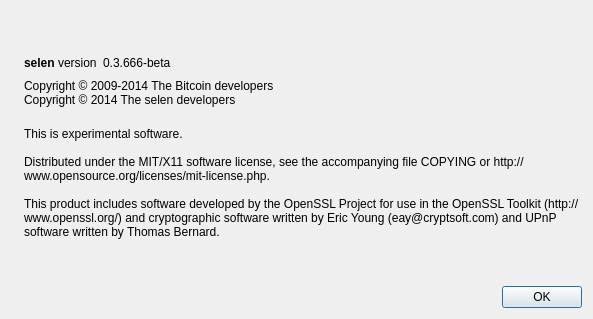
Above: src/qt/forms/aboutdialog.ui from drstas72/selencoin before the change. Below: the same form after it.
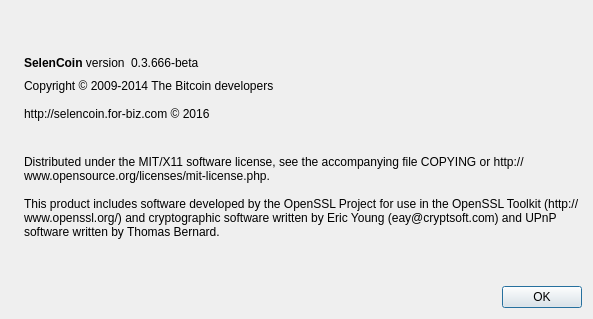
That is the form after the change. Icons and pictures are not drawn.

Commit message: Stable release

Diff of the .ui file:
```diff
--- a/src/qt/forms/aboutdialog.ui
+++ b/src/qt/forms/aboutdialog.ui
@@ -50,7 +50,7 @@
           <cursorShape>IBeamCursor</cursorShape>
          </property>
          <property name="text">
-          <string>&lt;b&gt;selen&lt;/b&gt; version</string>
+          <string>&lt;b&gt;SelenCoin&lt;/b&gt; version</string>
          </property>
          <property name="textInteractionFlags">
           <set>Qt::LinksAccessibleByMouse|Qt::TextSelectableByKeyboard|Qt::TextSelectableByMouse</set>
@@ -92,7 +92,8 @@
        </property>
        <property name="text">
         <string>Copyright © 2009-2014 The Bitcoin developers
-Copyright © 2014 The selen developers</string>
+
+http://selencoin.for-biz.com © 2016</string>
        </property>
        <property name="textInteractionFlags">
         <set>Qt::LinksAccessibleByMouse|Qt::TextSelectableByKeyboard|Qt::TextSelectableByMouse</set>
@@ -106,7 +107,6 @@
        </property>
        <property name="text">
         <string>
-This is experimental software.
 
 Distributed under the MIT/X11 software license, see the accompanying file COPYING or http://www.opensource.org/licenses/mit-license.php.
 
```
Left out of the diff: 2 changed lines with no effect on the pictures.
